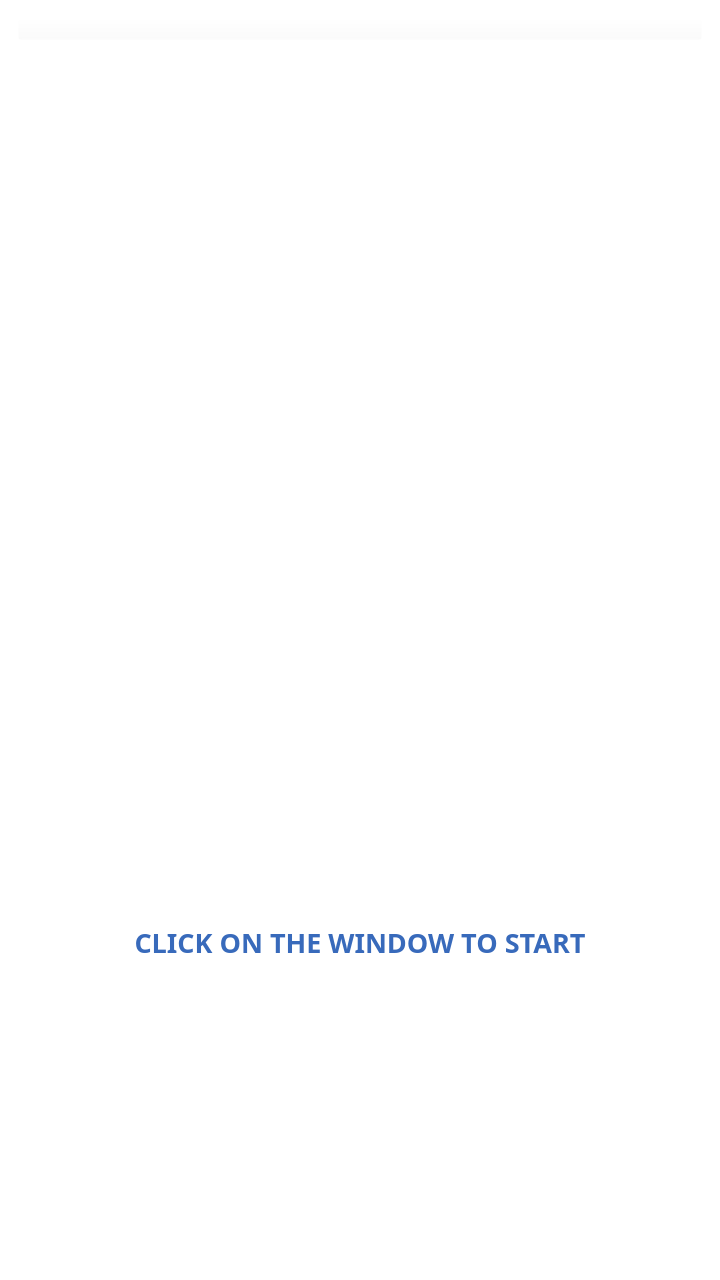
Old version of the form code/gui/test_for_new.ui in the repository ENSG-POO-2024/projetPokemon_HARENDARZ_BAUMGARTEN_POURNY.
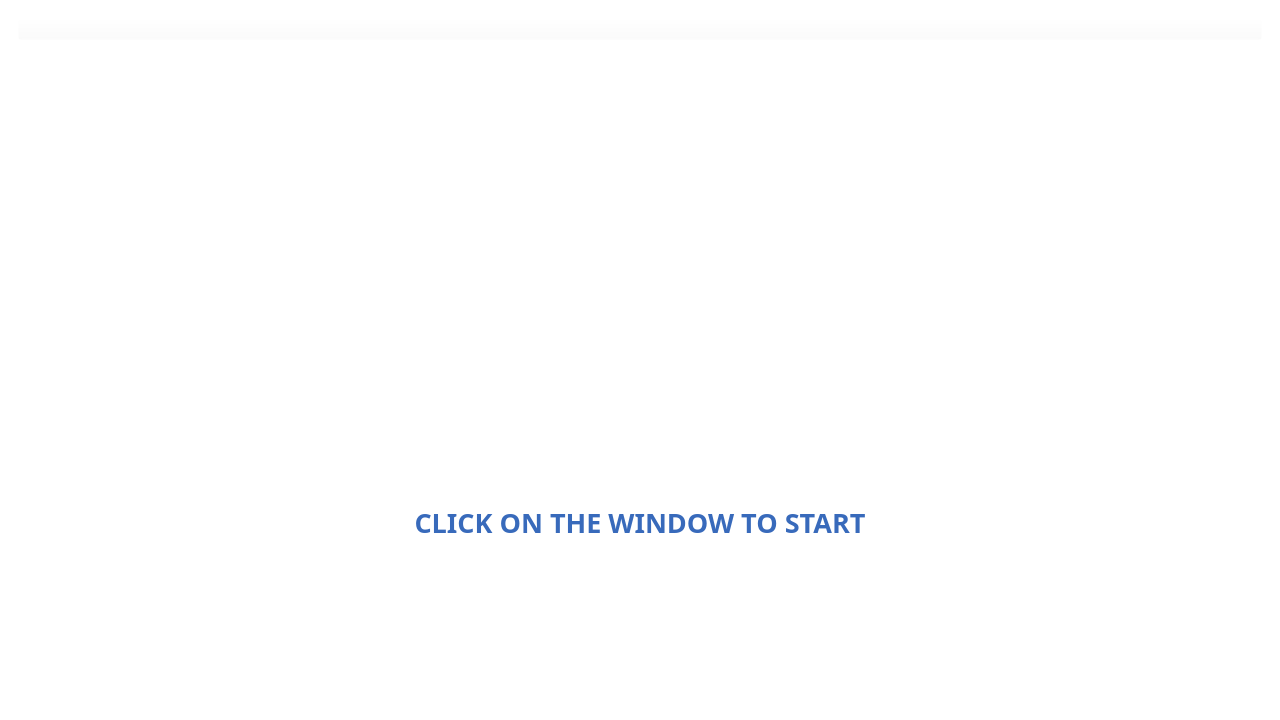
New version of the form. Icons and pictures are not drawn.

```diff
--- a/code/gui/test_for_new.ui
+++ b/code/gui/test_for_new.ui
@@ -9,8 +9,8 @@
    <rect>
     <x>0</x>
     <y>0</y>
-    <width>720</width>
-    <height>1280</height>
+    <width>1280</width>
+    <height>720</height>
    </rect>
   </property>
   <property name="sizePolicy">
@@ -21,8 +21,8 @@
   </property>
   <property name="minimumSize">
    <size>
-    <width>720</width>
-    <height>1280</height>
+    <width>1280</width>
+    <height>720</height>
    </size>
   </property>
   <property name="maximumSize">
```
Left out of the diff: 2 changed lines with no effect on the pictures.
